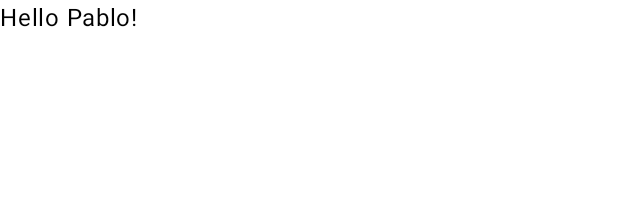
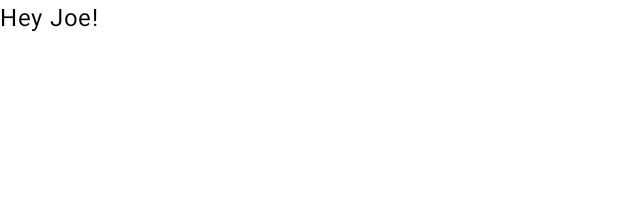
Before and after one commit to pableitor/kotling-greeting, an Android app built with Jetpack Compose: the @Preview function GreetingPreview, on a phone screen of 412 x 824 dp. Shown: the top 198 px of the screen. Run offline under Robolectric (Android 15) with nearby library versions, the phone set to English and light mode, and no system bars.

Commit message:
Greeting Message changed

```diff
--- a/app/src/main/java/com/example/greeting/MainActivity.kt
+++ b/app/src/main/java/com/example/greeting/MainActivity.kt
@@ -25,7 +25,7 @@ class MainActivity : ComponentActivity() {
 
                 ) {
                     Greeting(
-                        name = "Pablo"
+                        name = "Joe"
                     )
                 }
             }
@@ -36,7 +36,7 @@ class MainActivity : ComponentActivity() {
 @Composable
 fun Greeting(name: String, modifier: Modifier = Modifier) {
     Text(
-        text = "Hello $name!",
+        text = "Hey $name!",
         modifier = modifier
     )
 }
@@ -45,6 +45,6 @@ fun Greeting(name: String, modifier: Modifier = Modifier) {
 @Composable
 fun GreetingPreview() {
     GreetingTheme {
-        Greeting("Pablo")
+        Greeting("Joe")
     }
 }
```
